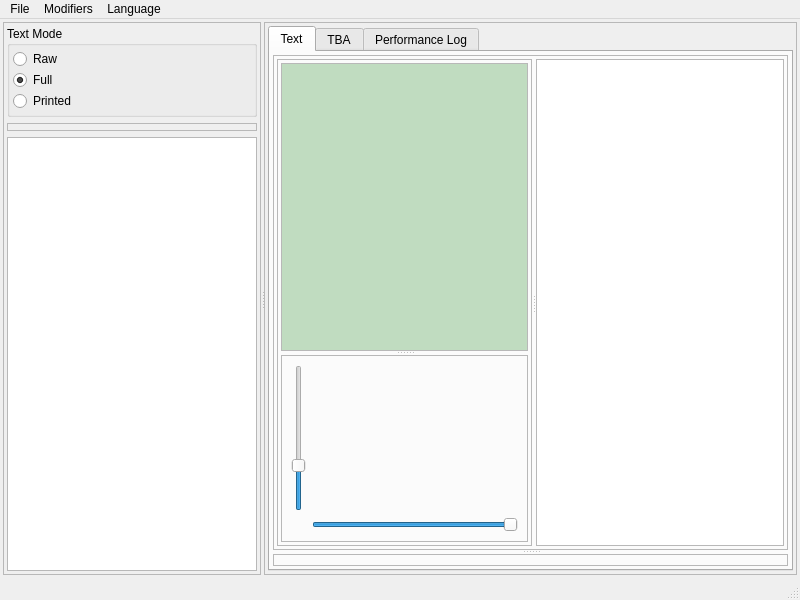
The window that Qt/MainWindow.ui (DimaTrushin/TypingAnalysis) describes before a commit, drawn with Qt 5.
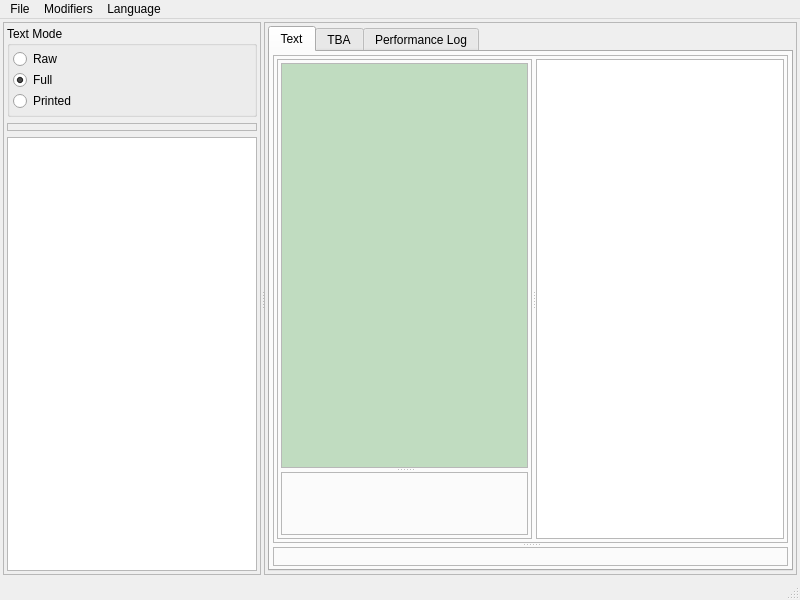
The same window after the commit.

Diff of the .ui file:
```diff
--- a/Qt/MainWindow.ui
+++ b/Qt/MainWindow.ui
@@ -301,43 +301,6 @@
                        <property name="frameShadow">
                         <enum>QFrame::Raised</enum>
                        </property>
-                       <layout class="QGridLayout" name="gridLayout">
-                        <item row="0" column="0">
-                         <widget class="QSlider" name="verticalSlider">
-                          <property name="minimum">
-                           <number>1</number>
-                          </property>
-                          <property name="maximum">
-                           <number>100</number>
-                          </property>
-                          <property name="value">
-                           <number>30</number>
-                          </property>
-                          <property name="sliderPosition">
-                           <number>30</number>
-                          </property>
-                          <property name="orientation">
-                           <enum>Qt::Vertical</enum>
-                          </property>
-                         </widget>
-                        </item>
-                        <item row="1" column="1">
-                         <widget class="QSlider" name="horizontalSlider">
-                          <property name="minimum">
-                           <number>1</number>
-                          </property>
-                          <property name="maximum">
-                           <number>100</number>
-                          </property>
-                          <property name="sliderPosition">
-                           <number>100</number>
-                          </property>
-                          <property name="orientation">
-                           <enum>Qt::Horizontal</enum>
-                          </property>
-                         </widget>
-                        </item>
-                       </layout>
                       </widget>
                      </widget>
                     </item>
```
